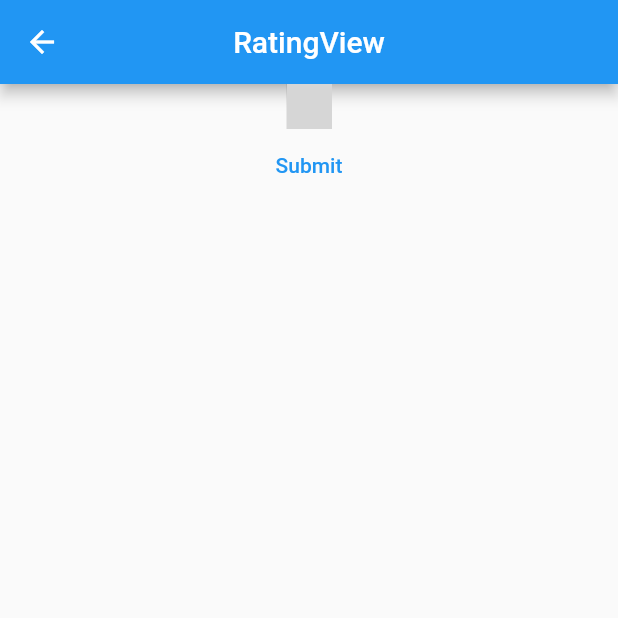
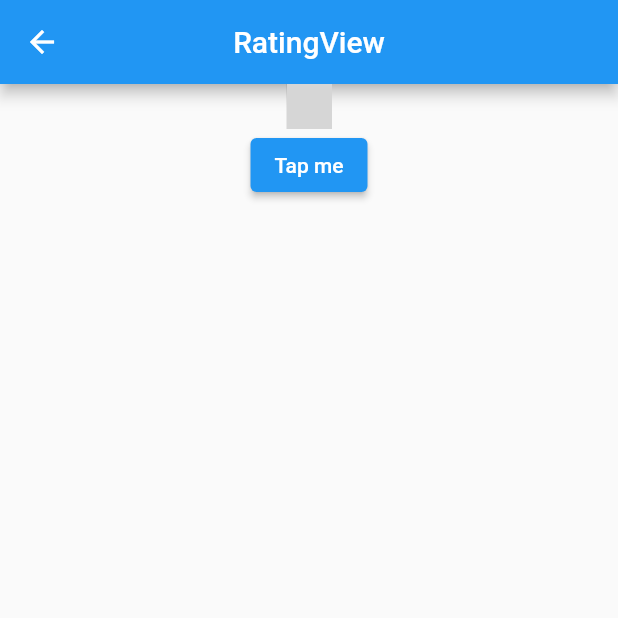
Before and after one commit to RoyalCoder71/Gallery-App, a Flutter app: the RatingView screen opened by its route, on a phone screen of 412 x 824 dp, the top half of it. Run offline on Flutter 3.47's test engine with Material 2 defaults, Android fonts, the phone set to English and light mode, and no system bars; our stand-ins replace font_awesome_flutter, get, native_notify; missing offline and left inert: simple_star_rating, user_profile_avatar; network calls fail; grey boxes are pictures that could not be loaded.

Commit message:
UI UPDATED BY YEASEEN AHMED

```diff
--- a/lib/app/modules/home/views/rating_view.dart
+++ b/lib/app/modules/home/views/rating_view.dart
@@ -1,8 +1,11 @@
 import 'package:flutter/material.dart';
 import 'package:get/get.dart';
+
 import 'package:simple_star_rating/simple_star_rating.dart';
 
 class RatingView extends GetView {
+  get child => null;
+
   @override
   Widget build(BuildContext context) {
     return Scaffold(
@@ -28,7 +31,7 @@ class RatingView extends GetView {
               ),
             ),
           ),
-          TextButton(onPressed: () {}, child: Text("Submit"))
+          ElevatedButton(onPressed: () {}, child: Text("Tap me")),
         ],
       ),
     );
--- a/pubspec.yaml
+++ b/pubspec.yaml
@@ -16,6 +16,7 @@ dependencies:
   user_profile_avatar: ^0.1.0
   simple_star_rating: ^0.0.3
   native_notify: ^0.0.12
+  http: ^0.13.4
 
 
 
```
Also changed, not shown: pubspec.lock.
